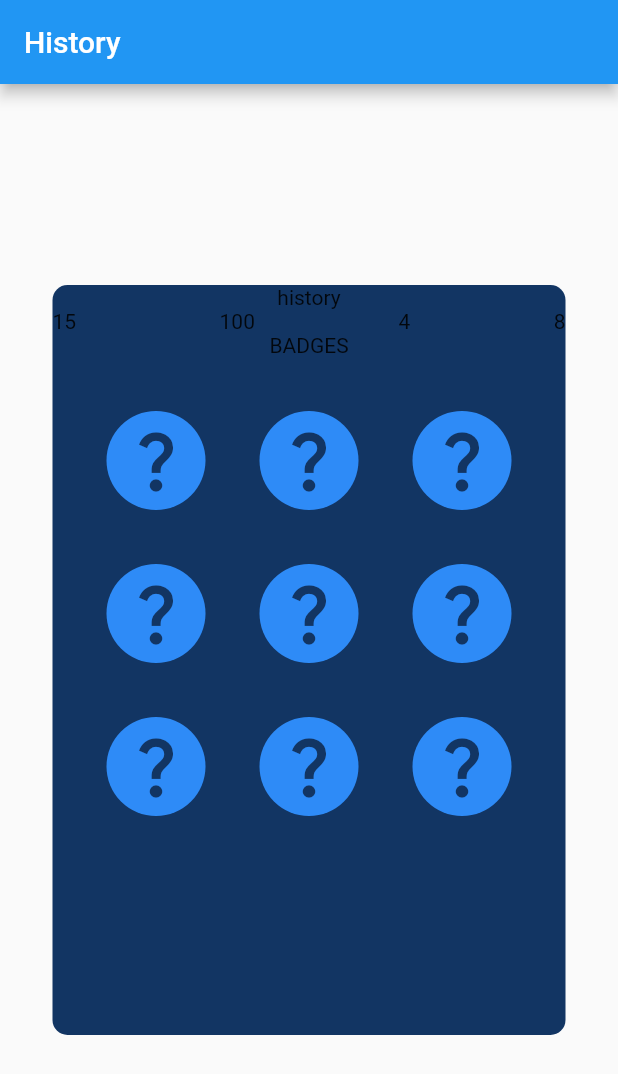
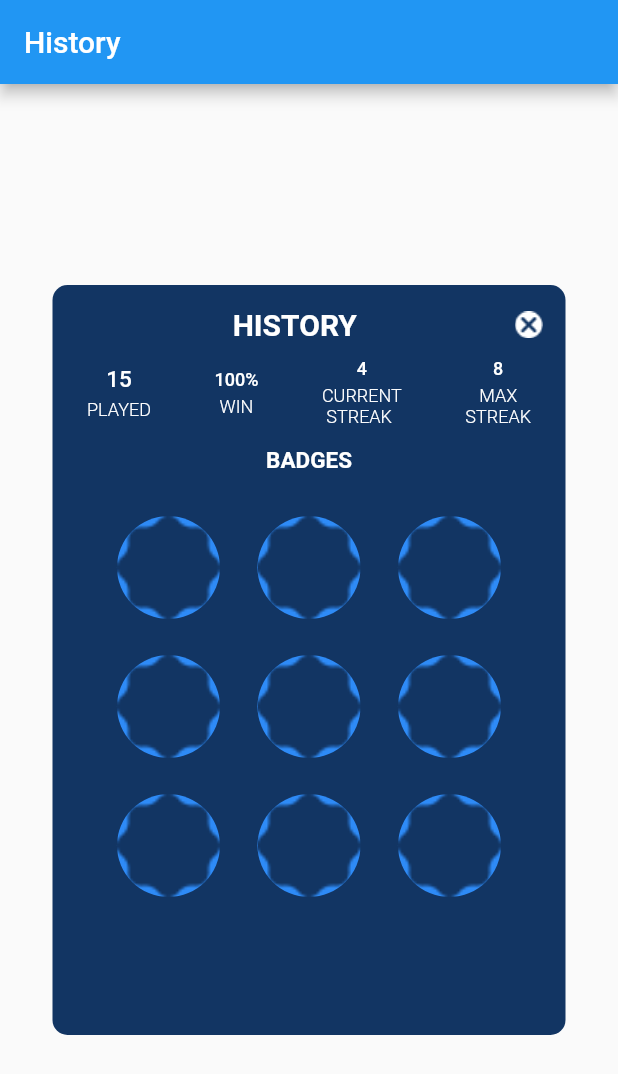
Before and after one commit to Nit89/frontle, a Flutter app: the screen it shows after launch, on a phone screen of 412 x 824 dp. Shown: the top 1074 px of the screen. Run offline on Flutter 3.47's test engine with Material 2 defaults, Android fonts, the light colour scheme and no system bars.

Commit message:
history box

```diff
--- a/lib/screens/historyscreen.dart
+++ b/lib/screens/historyscreen.dart
@@ -7,7 +7,10 @@ class History extends StatelessWidget {
   Widget build(BuildContext context) {
     return Scaffold(
       appBar: AppBar(
-        title: const Text("History"),
+        title: const Text(
+          "History",
+          style: TextStyle(color: Colors.white),
+        ),
       ),
       body: Column(
         mainAxisAlignment: MainAxisAlignment.center,
@@ -22,44 +25,150 @@ class History extends StatelessWidget {
               child: Column(
                 children: [
                   Expanded(
+                    child: Padding(
+                      padding: const EdgeInsets.all(15.0),
                       child: Column(
                         children: [
-                        const Text('history'),
                           Row(
                             mainAxisAlignment: MainAxisAlignment.spaceBetween,
-                          children: const [
-                            Text("15"),
-                            Text("100"),
-                            Text("4"),
-                            Text("8")
+                            children: [
+                              Text(''),
+                              const Text(
+                                'HISTORY',
+                                style: TextStyle(
+                                    color: Colors.white,
+                                    fontSize: 20,
+                                    fontWeight: FontWeight.w600),
+                              ),
+                              Image.asset(
+                                'assets/images/Subtract.png',
+                                fit: BoxFit.contain,
+                              )
                             ],
                           ),
-                        const Text("BADGES"),
+                          SizedBox(
+                            height: 3,
+                          ),
+                          Padding(
+                            padding: const EdgeInsets.all(8.0),
+                            child: Row(
+                              //crossAxisAlignment: CrossAxisAlignment.start,
+                              mainAxisAlignment: MainAxisAlignment.spaceBetween,
+                              children: [
+                                Column(
+                                  children: [
+                                    Text(
+                                      "15",
+                                      style: TextStyle(
+                                          color: Colors.white,
+                                          fontWeight: FontWeight.w500,
+                                          fontSize: 15),
+                                    ),
+                                    SizedBox(height: 4),
+                                    Text(
+                                      'PLAYED',
+                                      style: TextStyle(
+                                          color: Colors.white,
+                                          fontWeight: FontWeight.w300,
+                                          fontSize: 12),
+                                    ),
+                                  ],
+                                ),
+                                Column(
+                                  children: [
+                                    Text(
+                                      "100%",
+                                      style: TextStyle(
+                                          color: Colors.white,
+                                          fontWeight: FontWeight.w500,
+                                          fontSize: 12),
+                                    ),
+                                    SizedBox(height: 4),
+                                    Text(
+                                      'WIN',
+                                      style: TextStyle(
+                                          color: Colors.white,
+                                          fontWeight: FontWeight.w300,
+                                          fontSize: 12),
+                                    )
+                                  ],
+                                ),
+                                Column(
+                                  children: [
+                                    Text(
+                                      "4",
+                                      style: TextStyle(
+                                          color: Colors.white,
+                                          fontWeight: FontWeight.w500,
+                                          fontSize: 12),
+                                    ),
+                                    SizedBox(height: 4),
+                                    Text('CURRENT\n STREAK',
+                                        style: TextStyle(
+                                            color: Colors.white,
+                                            fontWeight: FontWeight.w300,
+                                            fontSize: 12))
+                                  ],
+                                ),
+                                Column(
+                                  children: [
+                                    Text(
+                                      "8",
+                                      style: TextStyle(
+                                          color: Colors.white,
+                                          fontWeight: FontWeight.w500,
+                                          fontSize: 12),
+                                    ),
+                                    SizedBox(height: 4),
+                                    Text('MAX',
+                                        style: TextStyle(
+                                            color: Colors.white,
+                                            fontWeight: FontWeight.w300,
+                                            fontSize: 12)),
+                                    Text('STREAK',
+                                        style: TextStyle(
+                                            color: Colors.white,
+                                            fontWeight: FontWeight.w300,
+                                            fontSize: 12)),
+                                  ],
+                                )
+                              ],
+                            ),
+                          ),
+                          SizedBox(
+                            height: 5,
+                          ),
+                          const Text(
+                            "BADGES",
+                            style: TextStyle(
+                                color: Colors.white,
+                                fontWeight: FontWeight.w600,
+                                fontSize: 15),
+                          ),
                           Expanded(
                             child: Container(
                               child: Padding(
                                 padding: const EdgeInsets.all(18.0),
                                 child: GridView.builder(
                                     itemCount: 9,
-                                  physics: const NeverScrollableScrollPhysics(),
+                                    physics:
+                                        const NeverScrollableScrollPhysics(),
                                     gridDelegate:
                                         const SliverGridDelegateWithFixedCrossAxisCount(
                                             crossAxisCount: 3,
-                                    // mainAxisSpacing: 4,
-                                    // crossAxisSpacing: 5
-                                  ),
+                                            mainAxisSpacing: 4,
+                                            crossAxisSpacing: 5),
                                     itemBuilder: (context, index) {
                                       return Padding(
-                                      padding: const EdgeInsets.all(18.0),
+                                        padding: const EdgeInsets.all(10.0),
                                         child: Container(
                                           decoration: const BoxDecoration(
                                             shape: BoxShape.circle,
                                             color: Color(0xff2E8BF7),
                                           ),
-                                        child: const Icon(
-                                          Icons.question_mark,
-                                          size: 50,
-                                          color: Color(0xff123563),
+                                          child: Image.asset(
+                                            'assets/images/badge1.png',
+                                            fit: BoxFit.contain,
                                           ),
                                         ),
                                       );
@@ -68,6 +177,7 @@ class History extends StatelessWidget {
                             ),
                           ),
                         ],
+                      ),
                     ),
                   )
                 ],
```
Also changed, not shown: assets/images/Subtract.png (added), assets/images/badge1.png (added). Lines whose indentation alone changed are shown as unchanged.
